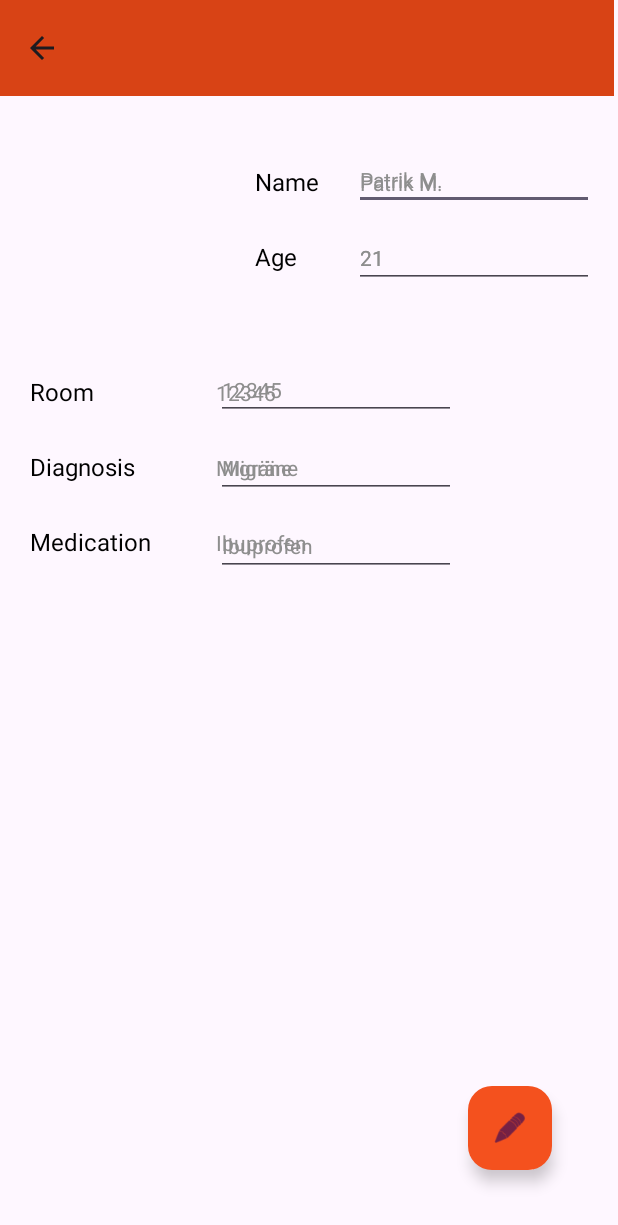
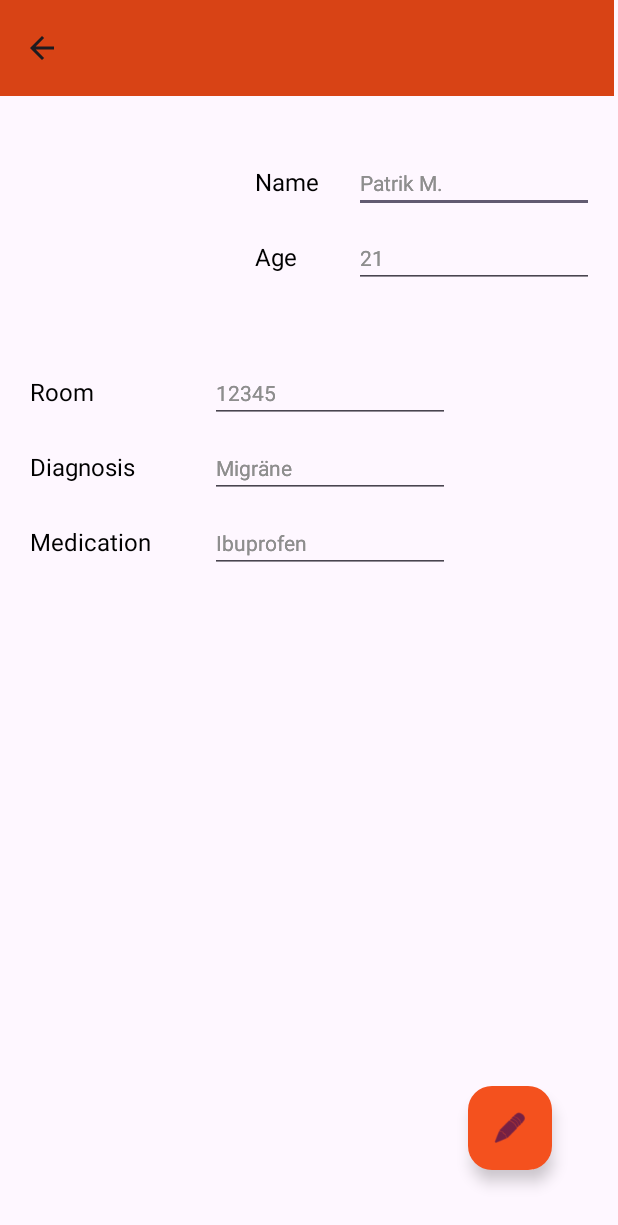
Before and after one commit to paeddym/Careify2, an Android app: the Patient screen opened directly, with no data from a screen before it, on a phone screen of 412 x 824 dp. Shown: the top 1225 px of the screen. Run offline under Robolectric (Android 15) with nearby library versions, the phone set to English and light mode, and no system bars; our stand-ins replace Firebase (no records; nobody signed in at launch, a user with empty details on screens opened directly).

Commit message:
texte überlappen

```diff
--- a/app/src/main/res/layout/activity_patient.xml
+++ b/app/src/main/res/layout/activity_patient.xml
@@ -146,7 +146,7 @@
         android:id="@+id/patientNameEdit"
         android:layout_width="wrap_content"
         android:layout_height="wrap_content"
-        android:layout_marginTop="100dp"
+        android:layout_marginTop="102dp"
         android:layout_marginEnd="16dp"
         android:ems="10"
         android:inputType="text"
@@ -174,8 +174,8 @@
         android:id="@+id/patientRoomEdit"
         android:layout_width="wrap_content"
         android:layout_height="wrap_content"
-        android:layout_marginStart="144dp"
-        android:layout_marginTop="240dp"
+        android:layout_marginStart="140dp"
+        android:layout_marginTop="242dp"
         android:ems="10"
         android:inputType="text"
         android:text="12345"
@@ -188,7 +188,7 @@
         android:id="@+id/patientDiagnosisEdit"
         android:layout_width="wrap_content"
         android:layout_height="wrap_content"
-        android:layout_marginStart="144dp"
+        android:layout_marginStart="140dp"
         android:layout_marginTop="292dp"
         android:ems="10"
         android:inputType="text"
@@ -202,8 +202,8 @@
         android:id="@+id/patientMedicationEdit"
         android:layout_width="wrap_content"
         android:layout_height="wrap_content"
-        android:layout_marginStart="144dp"
-        android:layout_marginTop="344dp"
+        android:layout_marginStart="140dp"
+        android:layout_marginTop="342dp"
         android:ems="10"
         android:inputType="text"
         android:text="Ibuprofen"
```
